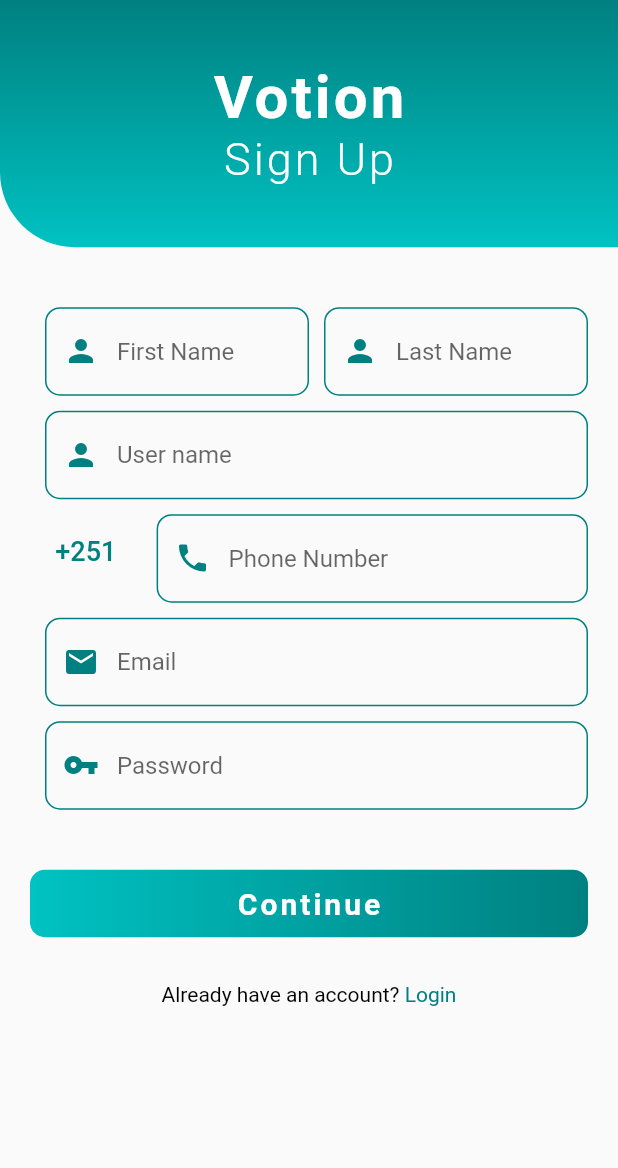
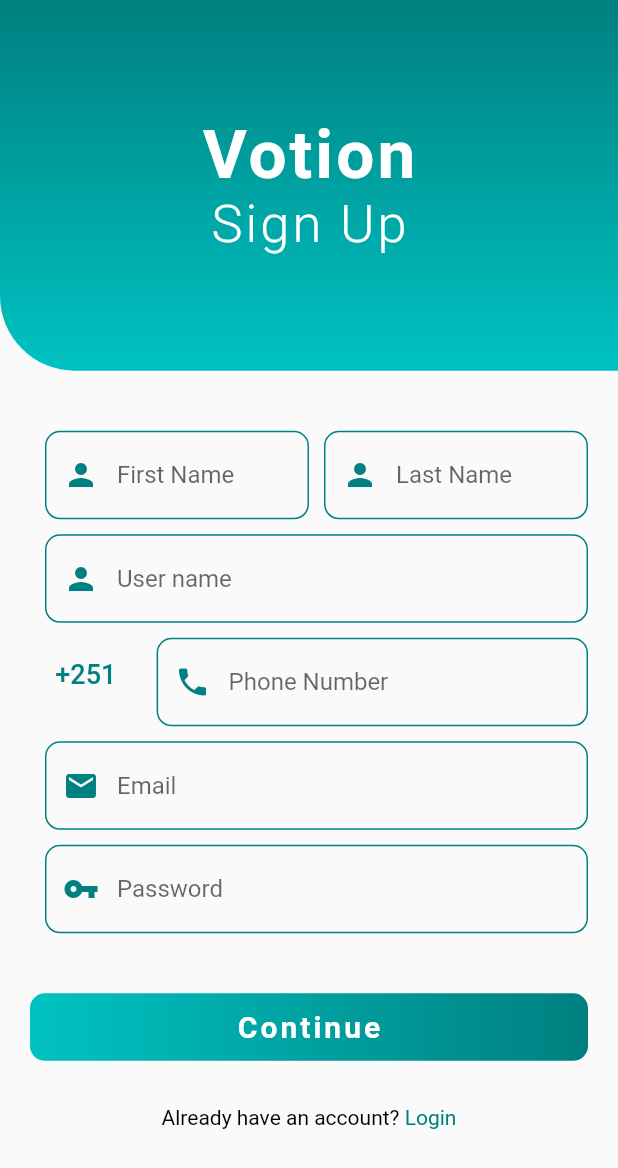
Before and after one commit to AnwarTuha/voting-system-mobile, a Flutter app: the RegistrationPage screen opened by its route, on a phone screen of 412 x 824 dp. Shown: the top 1168 px of the screen. Run offline on Flutter 3.47's test engine with Material 2 defaults, Android fonts, the phone set to English and light mode, and no system bars; drawn by our look-alikes of country_code_picker.

Commit message:
- cleaning up

```diff
--- a/voting_system_mobile/lib/model/login_model.dart
+++ b/voting_system_mobile/lib/model/login_model.dart
@@ -1,12 +1,12 @@
 class LoginResponseModel {
-  final String token;
+  final String user;
   final String error;
 
-  LoginResponseModel({this.token, this.error});
+  LoginResponseModel({this.user, this.error});
 
   factory LoginResponseModel.fromJson(Map<String, dynamic> json) {
     return LoginResponseModel(
-        token: json["token"] != null ? json["token"] : "",
+        user: json["user"] != null ? json["user"] : "",
         error: json["error"] != null ? json["error"] : "");
   }
 }
--- a/voting_system_mobile/lib/screens/register_screen.dart
+++ b/voting_system_mobile/lib/screens/register_screen.dart
@@ -53,7 +53,7 @@ class _RegistrationState extends State<RegistrationPage> {
           child: Column(
             children: <Widget>[
               HeaderContainer(
-                queryHeight: 0.2,
+                queryHeight: 0.3,
                 title: 'Sign Up',
               ),
               Container(
--- a/voting_system_mobile/lib/utils/constants_util.dart
+++ b/voting_system_mobile/lib/utils/constants_util.dart
@@ -4,4 +4,4 @@ const kRegExpEmail = r'^(([^<>()[\]\\.,;:\s@\"]+(\.[^<>()[\]\\.,;:\s@\"]+)*)|(\"
 
 const kRegExpPassword = r'^(?=.*?[A-Z])(?=.*?[a-z])(?=.*?[0-9])(?=.*?[!@#\$&*~]).{8,}$';
 
-const String kBaseUrl = "http://192.168.0.101:5000/api/Voters";
+const String kBaseUrl = "http://10.0.2.2:5000/api/Voters";
--- a/voting_system_mobile/lib/widgets/header_container.dart
+++ b/voting_system_mobile/lib/widgets/header_container.dart
@@ -29,7 +29,7 @@ class HeaderContainer extends StatelessWidget {
               style: TextStyle(
                   color: Colors.white,
                   letterSpacing: 2.0,
-                  fontSize: 40.0,
+                  fontSize: 45.0,
                   fontWeight: FontWeight.bold),
             ),
           ),
@@ -39,7 +39,7 @@ class HeaderContainer extends StatelessWidget {
                 style: TextStyle(
                     color: Colors.white,
                     letterSpacing: 2.0,
-                    fontSize: 30.0,
+                    fontSize: 35.0,
                     fontWeight: FontWeight.w300
                 ),
               )
--- a/voting_system_mobile/pubspec.yaml
+++ b/voting_system_mobile/pubspec.yaml
@@ -17,8 +17,6 @@ dependencies:
   http: ^0.13.2
   cupertino_icons: ^1.0.2
   country_code_picker: ^2.0.1
-  fluttertoast: ^8.0.6
-  dio: ^4.0.0
 
 dev_dependencies:
   flutter_test:
```
Also changed, not shown: voting_system_mobile/lib/classes/auth_service.dart (+10 -7 lines), voting_system_mobile/lib/screens/login_screen.dart (+7 -8 lines), voting_system_mobile/pubspec.lock.
